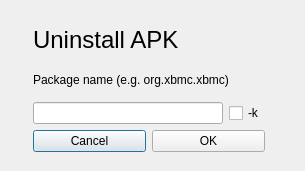
This is uninstalldialog.ui in kbrack1/adbFire as Qt 5 draws it before an edit. The edited form follows.
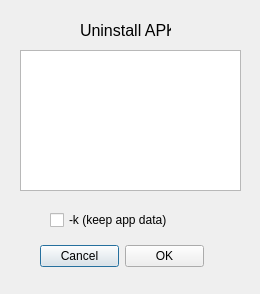
This is the edited form.

Commit message: uninstall apk dialog completed

The edit to the form file:
```diff
--- a/uninstalldialog.ui
+++ b/uninstalldialog.ui
@@ -6,25 +6,32 @@
    <rect>
     <x>0</x>
     <y>0</y>
-    <width>305</width>
-    <height>171</height>
+    <width>260</width>
+    <height>294</height>
    </rect>
   </property>
   <property name="windowTitle">
    <string>Uninstall APK</string>
   </property>
-  <widget class="QWidget" name="layoutWidget">
+  <widget class="QListWidget" name="unlistWidget">
    <property name="geometry">
     <rect>
-     <x>33</x>
-     <y>24</y>
-     <width>232</width>
-     <height>128</height>
+     <x>20</x>
+     <y>50</y>
+     <width>221</width>
+     <height>141</height>
     </rect>
    </property>
-   <layout class="QVBoxLayout" name="verticalLayout">
-    <item>
+  </widget>
      <widget class="QLabel" name="label">
+   <property name="geometry">
+    <rect>
+     <x>80</x>
+     <y>20</y>
+     <width>91</width>
+     <height>22</height>
+    </rect>
+   </property>
       <property name="font">
        <font>
         <pointsize>14</pointsize>
@@ -33,43 +40,34 @@
        </font>
       </property>
       <property name="text">
-       <string>&lt;html&gt;&lt;head/&gt;&lt;body&gt;&lt;p&gt;&lt;span style=&quot; font-size:18pt;&quot;&gt;Uninstall APK&lt;/span&gt;&lt;/p&gt;&lt;/body&gt;&lt;/html&gt;</string>
-      </property>
-     </widget>
-    </item>
-    <item>
-     <widget class="QLabel" name="label_2">
-      <property name="text">
-       <string>Package name (e.g. org.xbmc.xbmc)</string>
-      </property>
-     </widget>
-    </item>
-    <item>
-     <layout class="QHBoxLayout" name="horizontalLayout_3">
-      <item>
-       <layout class="QHBoxLayout" name="horizontalLayout_2">
-        <item>
-         <widget class="QLineEdit" name="packagename">
-          <property name="toolTip">
-           <string>&lt;html&gt;&lt;head/&gt;&lt;body&gt;&lt;p&gt;enter package name to delete&lt;/p&gt;&lt;/body&gt;&lt;/html&gt;</string>
-          </property>
-         </widget>
-        </item>
-       </layout>
-      </item>
-      <item>
+    <string>&lt;html&gt;&lt;head/&gt;&lt;body&gt;&lt;p&gt;&lt;span style=&quot; font-size:12pt;&quot;&gt;Uninstall APK&lt;/span&gt;&lt;/p&gt;&lt;/body&gt;&lt;/html&gt;</string>
+   </property>
+  </widget>
        <widget class="QCheckBox" name="keepBox">
+   <property name="geometry">
+    <rect>
+     <x>50</x>
+     <y>210</y>
+     <width>161</width>
+     <height>20</height>
+    </rect>
+   </property>
         <property name="toolTip">
          <string>keep application data</string>
         </property>
         <property name="text">
-         <string>-k</string>
-        </property>
-       </widget>
-      </item>
-     </layout>
-    </item>
-    <item>
+    <string>-k (keep app data)</string>
+   </property>
+  </widget>
+  <widget class="QWidget" name="">
+   <property name="geometry">
+    <rect>
+     <x>40</x>
+     <y>240</y>
+     <width>164</width>
+     <height>32</height>
+    </rect>
+   </property>
      <layout class="QHBoxLayout" name="horizontalLayout">
       <item>
        <widget class="QPushButton" name="pushButton_2">
@@ -86,8 +84,6 @@
        </widget>
       </item>
      </layout>
-    </item>
-   </layout>
   </widget>
  </widget>
  <resources/>
```
Left out of the diff: 24 changed lines with no effect on the pictures. Lines whose indentation alone changed are shown as unchanged. The commit also changes 2 other files.
